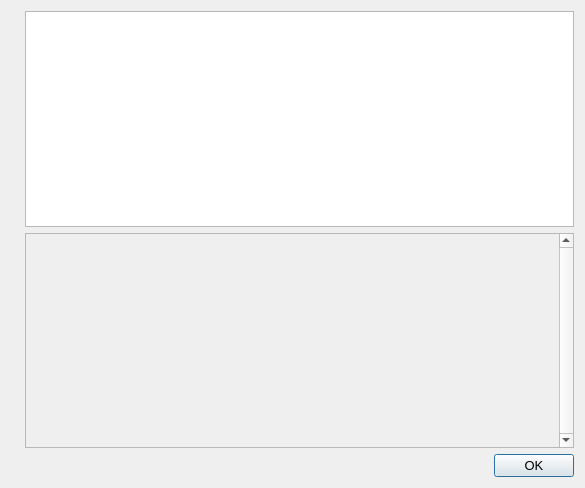
This is src/qt/forms/helpmessagedialog.ui in ckti-gitian-ion/ion as Qt 5 draws it before an edit. The edited form follows.
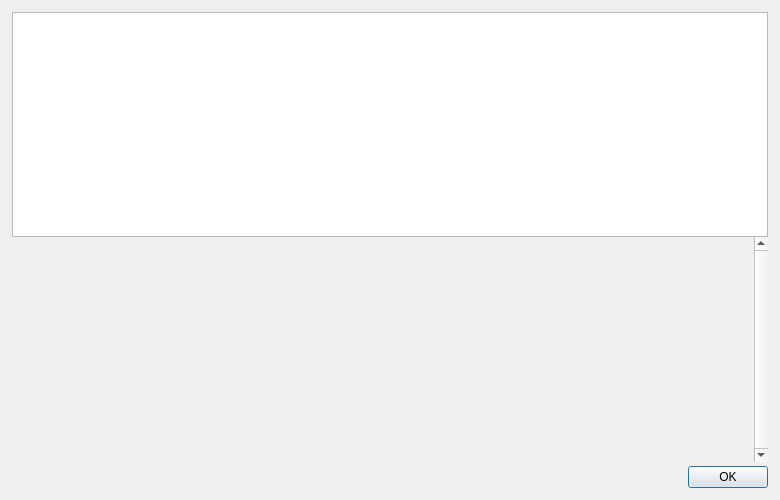
This is the edited form. Icons and pictures are not drawn.

Diff of the .ui file:
```diff
--- a/src/qt/forms/helpmessagedialog.ui
+++ b/src/qt/forms/helpmessagedialog.ui
@@ -6,31 +6,44 @@
    <rect>
     <x>0</x>
     <y>0</y>
-    <width>585</width>
-    <height>488</height>
+    <width>780</width>
+    <height>500</height>
    </rect>
   </property>
-  <property name="font">
-   <font>
-    <pointsize>10</pointsize>
-   </font>
-  </property>
-  <property name="windowTitle">
-   <string notr="true">ION Core - Command-line options</string>
+  <property name="maximumSize">
+   <size>
+    <width>16777215</width>
+    <height>500</height>
+   </size>
   </property>
   <layout class="QHBoxLayout" name="horizontalLayout_2">
+   <property name="spacing">
+    <number>0</number>
+   </property>
+   <property name="leftMargin">
+    <number>12</number>
+   </property>
+   <property name="topMargin">
+    <number>12</number>
+   </property>
+   <property name="rightMargin">
+    <number>12</number>
+   </property>
+   <property name="bottomMargin">
+    <number>12</number>
+   </property>
    <item>
-    <widget class="QLabel" name="graphic">
-     <property name="sizePolicy">
-      <sizepolicy hsizetype="Preferred" vsizetype="Ignored">
-       <horstretch>0</horstretch>
-       <verstretch>0</verstretch>
-      </sizepolicy>
+    <layout class="QVBoxLayout" name="verticalLayoutLogo" stretch="0">
+     <property name="leftMargin">
+      <number>0</number>
      </property>
      <property name="pixmap">
       <pixmap resource="../ion.qrc">:/images/about</pixmap>
      </property>
-    </widget>
+     <property name="rightMargin">
+      <number>0</number>
+     </property>
+    </layout>
    </item>
    <item>
     <layout class="QVBoxLayout" name="verticalLayout">
@@ -43,6 +56,9 @@
      </item>
      <item>
       <widget class="QScrollArea" name="scrollArea">
+       <property name="frameShape">
+        <enum>QFrame::NoFrame</enum>
+       </property>
        <property name="verticalScrollBarPolicy">
         <enum>Qt::ScrollBarAlwaysOn</enum>
        </property>
@@ -54,8 +70,8 @@
          <rect>
           <x>0</x>
           <y>0</y>
-          <width>479</width>
-          <height>213</height>
+          <width>630</width>
+          <height>201</height>
          </rect>
         </property>
         <layout class="QVBoxLayout" name="verticalLayout_2">
@@ -82,6 +98,22 @@
        </widget>
       </widget>
      </item>
+     <item>
+      <spacer name="verticalSpacer">
+       <property name="orientation">
+        <enum>Qt::Vertical</enum>
+       </property>
+       <property name="sizeType">
+        <enum>QSizePolicy::Fixed</enum>
+       </property>
+       <property name="sizeHint" stdset="0">
+        <size>
+         <width>4</width>
+         <height>4</height>
+        </size>
+       </property>
+      </spacer>
+     </item>
      <item>
       <widget class="QDialogButtonBox" name="okButton">
        <property name="orientation">
```
Left out of the diff: 4 changed lines with no effect on the pictures.
